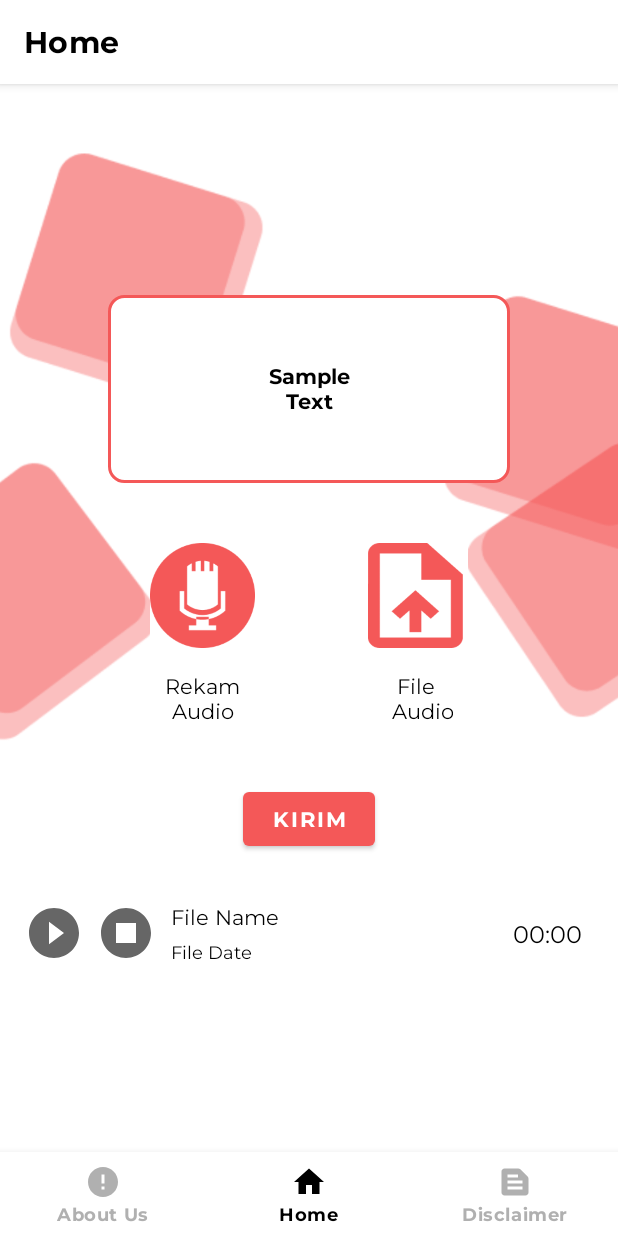
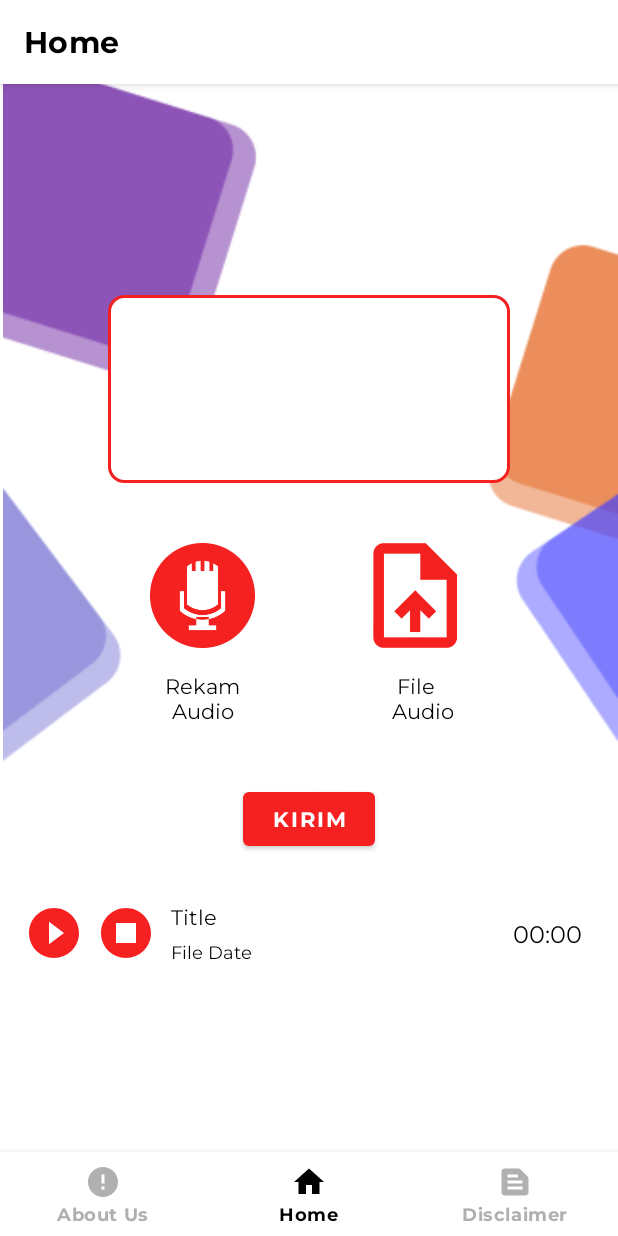
Before and after one commit to RashidMaulana/Anticede, an Android app: the HomeFragment screen opened directly, with no data from a screen before it, on a phone screen of 412 x 824 dp. Run offline under Robolectric (Android 15) with nearby library versions, the phone set to English and light mode, and no system bars; our stand-ins replace navigation-ui.

Commit message:
Change color for icon, button, and other element, also change file name string value
changed app color, including button, background image, icon, textview

```diff
--- a/Mobile Development/app/src/main/res/drawable/ic_baseline_pause_circle_24.xml
+++ b/Mobile Development/app/src/main/res/drawable/ic_baseline_pause_circle_24.xml
@@ -3,7 +3,7 @@
     android:height="24dp"
     android:viewportWidth="24"
     android:viewportHeight="24"
-    android:tint="?attr/colorControlNormal">
+    android:tint="@color/red_200">
   <path
       android:fillColor="@android:color/white"
       android:pathData="M12,2C6.48,2 2,6.48 2,12s4.48,10 10,10s10,-4.48 10,-10S17.52,2 12,2zM11,16H9V8h2V16zM15,16h-2V8h2V16z"/>
--- a/Mobile Development/app/src/main/res/drawable/ic_baseline_play_circle_filled_24.xml
+++ b/Mobile Development/app/src/main/res/drawable/ic_baseline_play_circle_filled_24.xml
@@ -3,7 +3,7 @@
     android:height="24dp"
     android:viewportWidth="24"
     android:viewportHeight="24"
-    android:tint="?attr/colorControlNormal">
+    android:tint="@color/red_200">
   <path
       android:fillColor="@android:color/white"
       android:pathData="M12,2C6.48,2 2,6.48 2,12s4.48,10 10,10 10,-4.48 10,-10S17.52,2 12,2zM10,16.5v-9l6,4.5 -6,4.5z"/>
--- a/Mobile Development/app/src/main/res/drawable/ic_baseline_stop_circle_24.xml
+++ b/Mobile Development/app/src/main/res/drawable/ic_baseline_stop_circle_24.xml
@@ -3,7 +3,7 @@
     android:height="24dp"
     android:viewportWidth="24"
     android:viewportHeight="24"
-    android:tint="?attr/colorControlNormal">
+    android:tint="@color/red_200">
   <path
       android:fillColor="@android:color/white"
       android:pathData="M8,16h8V8H8V16zM12,2C6.48,2 2,6.48 2,12s4.48,10 10,10s10,-4.48 10,-10S17.52,2 12,2L12,2z"
--- a/Mobile Development/app/src/main/res/layout/fragment_home.xml
+++ b/Mobile Development/app/src/main/res/layout/fragment_home.xml
@@ -13,7 +13,7 @@
         android:layout_width="587dp"
         android:layout_height="503dp"
         android:layout_marginBottom="228dp"
-        android:src="@drawable/background"
+        android:src="@drawable/background_colorful"
         app:layout_constraintBottom_toBottomOf="parent"
         app:layout_constraintEnd_toEndOf="parent"
         app:layout_constraintStart_toStartOf="parent"
@@ -42,7 +42,7 @@
         android:background="@color/white"
         android:contentDescription="@string/upload_file_description"
         android:scaleType="centerInside"
-        android:src="@drawable/vector"
+        android:src="@drawable/fileupload"
         app:layout_constraintBottom_toBottomOf="parent"
         app:layout_constraintEnd_toEndOf="parent"
         app:layout_constraintTop_toTopOf="parent" />
@@ -84,7 +84,6 @@
         android:fontFamily="@font/montserrat_bold"
         android:gravity="center"
         android:maxLines="4"
-        android:text="@string/sample_text"
         android:textAlignment="center"
         android:textColor="@color/black"
         app:layout_constraintBottom_toTopOf="@id/imageButton2"
--- a/Mobile Development/app/src/main/res/values/colors.xml
+++ b/Mobile Development/app/src/main/res/values/colors.xml
@@ -1,7 +1,7 @@
 <?xml version="1.0" encoding="utf-8"?>
 <resources>
-    <color name="red_200">#F45858</color>
-    <color name="red_500">#C63636</color>
+    <color name="red_200">#F52121</color>
+    <color name="red_500">#AE1E1E</color>
     <color name="red_700">#811616</color>
     <color name="teal_200">#FF03DAC5</color>
     <color name="teal_700">#FF018786</color>
--- a/Mobile Development/app/src/main/res/values/strings.xml
+++ b/Mobile Development/app/src/main/res/values/strings.xml
@@ -26,10 +26,9 @@
     <string name="upload_file_description">Pilih File Audio</string>
     <string name="record_label">Rekam\nAudio</string>
     <string name="upload_file_label">File \n Audio</string>
-    <string name="sample_text">Sample\nText</string>
     <string name="send_text">Kirim</string>
     <string name="play_button">Play Audio</string>
-    <string name="recording_name">File Name</string>
+    <string name="recording_name">Title</string>
     <string name="recording_date">File Date</string>
     <string name="recording_length">00:00</string>
     <string name="chooseRecorder">Choose a Recording</string>
```
Also changed, not shown: Mobile Development/app/src/main/res/drawable/background_colorful.png (added), Mobile Development/app/src/main/res/drawable/fileupload.png (added), Mobile Development/app/src/main/res/drawable/recordbutton.png.
